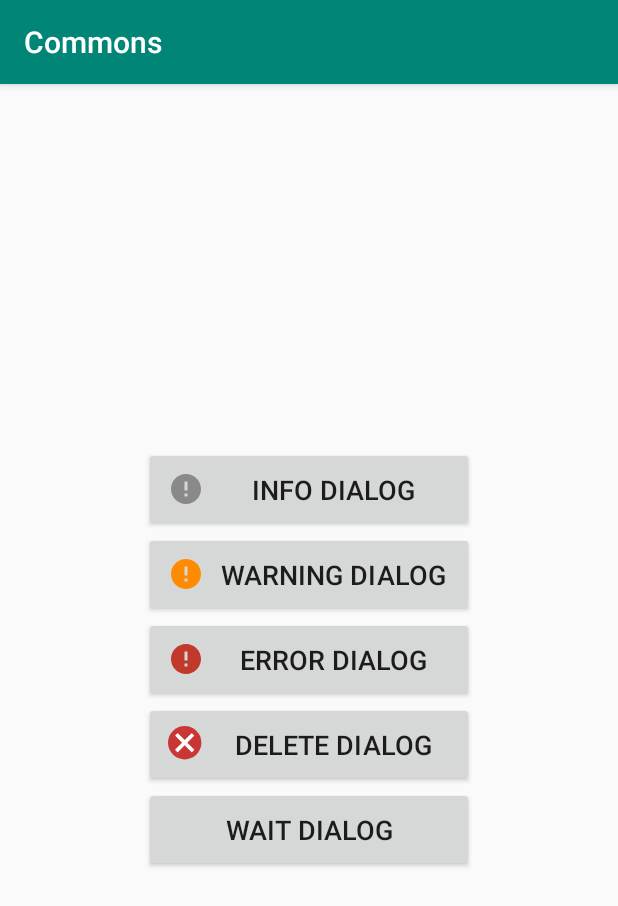
After one commit to Arbaz-Softagics/Commons-1, an Android app: the DialogExampleActivity screen opened directly, with no data from a screen before it, on a phone screen of 412 x 824 dp. The commit adds this screen. Shown: the top 906 px of the screen. Run offline under Robolectric (Android 15) with nearby library versions, the phone set to English and light mode, and no system bars.

Commit message:
Dialog examples

```diff
--- a/app/build.gradle
+++ b/app/build.gradle
@@ -22,8 +22,10 @@ android {
 }
 
 dependencies {
-    implementation fileTree(dir: 'libs', include: ['*.jar'])
-    implementation"org.jetbrains.kotlin:kotlin-stdlib-jdk7:$kotlin_version"
+    implementation fileTree(include: ['*.jar'], dir: 'libs')
+    implementation "org.jetbrains.kotlin:kotlin-stdlib-jdk7:$kotlin_version"
     implementation 'androidx.appcompat:appcompat:1.1.0-alpha01'
     implementation 'androidx.constraintlayout:constraintlayout:2.0.0-alpha3'
+    implementation 'androidx.recyclerview:recyclerview:1.0.0'
+    implementation project(':dialogs')
 }
--- a/app/src/main/java/com/arbazmateen/commons/ExampleActivity.kt
+++ b/app/src/main/java/com/arbazmateen/commons/ExampleActivity.kt
@@ -9,6 +9,8 @@ class ExampleActivity : AppCompatActivity() {
         super.onCreate(savedInstanceState)
         setContentView(R.layout.activity_example)
 
+//        val dataList: List<String> = resources.getStringArray(R.array.data_list).toList()
+
 
 
 
--- /dev/null
+++ b/app/src/main/res/drawable/ic_delete.xml
@@ -0,0 +1,12 @@
+<vector xmlns:android="http://schemas.android.com/apk/res/android"
+    android:width="24dp"
+    android:height="24dp"
+    android:viewportHeight="138"
+    android:viewportWidth="138">
+    <path
+        android:fillColor="#C93636"
+        android:pathData="M64,64m-64,0a64,64 0,1 1,128 0a64,64 0,1 1,-128 0" />
+    <path
+        android:fillColor="#FFFFFF"
+        android:pathData="M100.3,90.4L73.9,64l26.3,-26.4c0.4,-0.4 0.4,-1 0,-1.4l-8.5,-8.5c-0.4,-0.4 -1,-0.4 -1.4,0L64,54.1L37.7,27.8c-0.4,-0.4 -1,-0.4 -1.4,0l-8.5,8.5c-0.4,0.4 -0.4,1 0,1.4L54,64L27.7,90.3c-0.4,0.4 -0.4,1 0,1.4l8.5,8.5c0.4,0.4 1.1,0.4 1.4,0L64,73.9l26.3,26.3c0.4,0.4 1.1,0.4 1.5,0.1l8.5,-8.5C100.7,91.4 100.7,90.8 100.3,90.4z" />
+</vector>
--- /dev/null
+++ b/app/src/main/res/drawable/ic_error.xml
@@ -0,0 +1,9 @@
+<vector xmlns:android="http://schemas.android.com/apk/res/android"
+        android:width="24dp"
+        android:height="24dp"
+        android:viewportWidth="24.0"
+        android:viewportHeight="24.0">
+    <path
+        android:fillColor="#c0392b"
+        android:pathData="M12,2C6.48,2 2,6.48 2,12s4.48,10 10,10 10,-4.48 10,-10S17.52,2 12,2zM13,17h-2v-2h2v2zM13,13h-2L11,7h2v6z"/>
+</vector>
--- /dev/null
+++ b/app/src/main/res/drawable/ic_info.xml
@@ -0,0 +1,9 @@
+<vector xmlns:android="http://schemas.android.com/apk/res/android"
+        android:width="24dp"
+        android:height="24dp"
+        android:viewportWidth="24.0"
+        android:viewportHeight="24.0">
+    <path
+        android:fillColor="#898989"
+        android:pathData="M12,2C6.48,2 2,6.48 2,12s4.48,10 10,10 10,-4.48 10,-10S17.52,2 12,2zM13,17h-2v-2h2v2zM13,13h-2L11,7h2v6z"/>
+</vector>
--- /dev/null
+++ b/app/src/main/res/drawable/ic_warning.xml
@@ -0,0 +1,9 @@
+<vector xmlns:android="http://schemas.android.com/apk/res/android"
+        android:width="24dp"
+        android:height="24dp"
+        android:viewportWidth="24.0"
+        android:viewportHeight="24.0">
+    <path
+        android:fillColor="#FF8C00"
+        android:pathData="M12,2C6.48,2 2,6.48 2,12s4.48,10 10,10 10,-4.48 10,-10S17.52,2 12,2zM13,17h-2v-2h2v2zM13,13h-2L11,7h2v6z"/>
+</vector>
--- /dev/null
+++ b/app/src/main/res/layout/activity_dialog_example.xml
@@ -0,0 +1,61 @@
+<?xml version="1.0" encoding="utf-8"?>
+<LinearLayout
+        xmlns:android="http://schemas.android.com/apk/res/android"
+        xmlns:tools="http://schemas.android.com/tools"
+        android:layout_width="match_parent"
+        android:layout_height="match_parent"
+        android:padding="16dp"
+        android:gravity="center"
+        android:orientation="vertical"
+        tools:context=".DialogExampleActivity">
+
+    <Button
+            android:id="@+id/info_btn"
+            android:drawableStart="@drawable/ic_info"
+            android:text="Info Dialog"
+            android:textSize="18sp"
+            android:drawablePadding="8dp"
+            android:padding="16dp"
+            android:layout_width="220dp"
+            android:layout_height="wrap_content"/>
+
+    <Button
+            android:id="@+id/warning_btn"
+            android:drawableStart="@drawable/ic_warning"
+            android:text="Warning Dialog"
+            android:textSize="18sp"
+            android:drawablePadding="8dp"
+            android:padding="16dp"
+            android:layout_width="220dp"
+            android:layout_height="wrap_content"/>
+
+    <Button
+            android:id="@+id/error_btn"
+            android:drawableStart="@drawable/ic_error"
+            android:text="Error Dialog"
+            android:textSize="18sp"
+            android:drawablePadding="8dp"
+            android:padding="16dp"
+            android:layout_width="220dp"
+            android:layout_height="wrap_content"/>
+
+    <Button
+            android:id="@+id/detele_btn"
+            android:drawableStart="@drawable/ic_delete"
+            android:text="Delete Dialog"
+            android:textSize="18sp"
+            android:drawablePadding="8dp"
+            android:padding="16dp"
+            android:layout_width="220dp"
+            android:layout_height="wrap_content"/>
+
+    <Button
+            android:id="@+id/wait_btn"
+            android:text="Wait Dialog"
+            android:textSize="18sp"
+            android:drawablePadding="8dp"
+            android:padding="16dp"
+            android:layout_width="220dp"
+            android:layout_height="wrap_content"/>
+
+</LinearLayout>
```
Also changed, not shown: app/src/main/AndroidManifest.xml (+14 -11 lines), app/src/main/java/com/arbazmateen/commons/DialogExampleActivity.kt (added, +97 -0 lines), app/src/main/java/com/arbazmateen/commons/Test.java (added, +27 -0 lines), app/src/main/res/layout/activity_example.xml (+6 -11 lines), app/src/main/res/values/strings.xml (+22 -0 lines), dialogs/src/main/java/com/arbazmateen/dialogs/NotificationDialogs.kt (+10 -0 lines), 7 other files.
